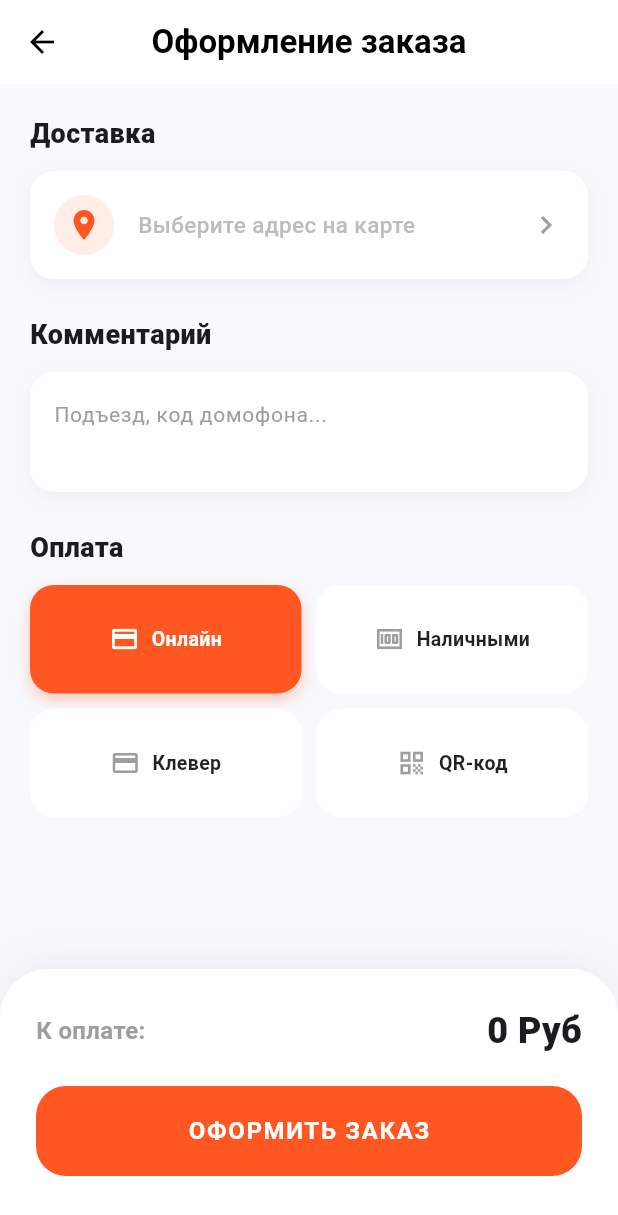
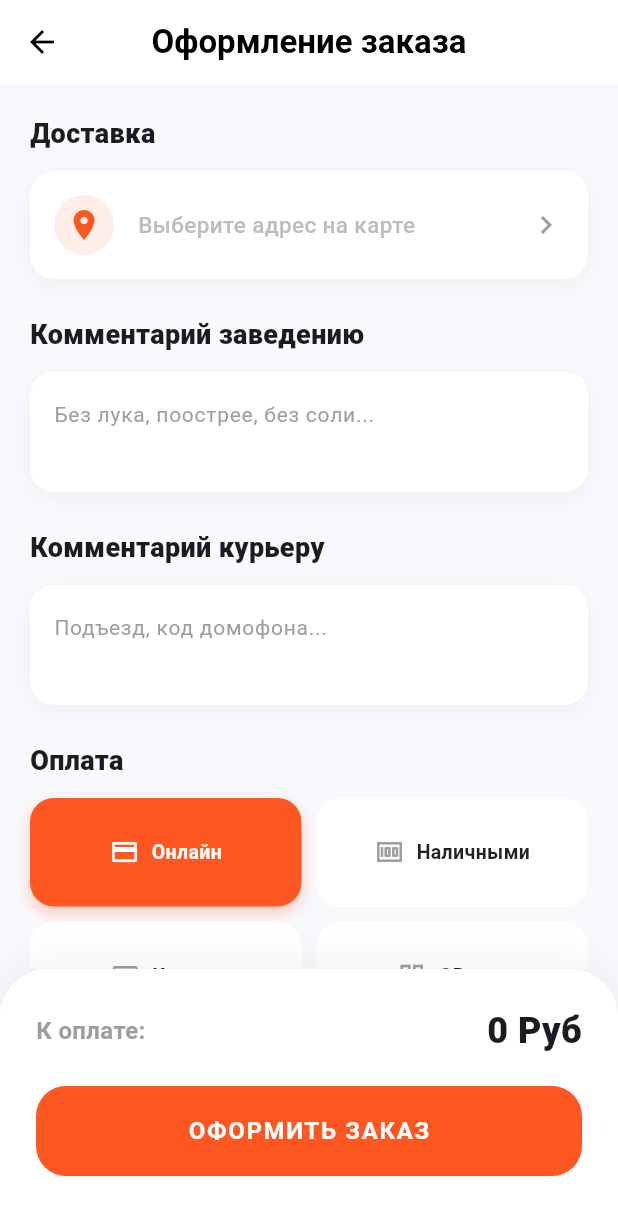
Before and after one commit to Andreyy320/delivery-app-client, a Flutter app: the CheckoutScreen screen opened directly with empty values, on a phone screen of 412 x 824 dp. Shown: the top 1215 px of the screen. Run offline on Flutter 3.47's test engine with Material 3 defaults, Android fonts, the light colour scheme and no system bars; our stand-ins replace cloud_firestore, firebase_auth, firebase_core, firebase_messaging, flutter_local_notifications, flutter_map and 2 more; accounts and stored records are empty.

Commit message:
Обнова

```diff
--- a/lib/models/orders_data.dart
+++ b/lib/models/orders_data.dart
@@ -22,13 +22,13 @@ class OrdersService {
           String title = "Обновление заказа";
           String message = "";
 
-          if (status == 'accepted') {
+          if (status == 'preparing') {
             message = "Ваш заказ принят! Начинаем готовить 👨‍🍳";
-          } else if (status == 'delivery') {
+          } else if (status == 'accepted') {
             message = "Заказ в пути! Курьер уже мчится к вам 🏎️";
           } else if (status == 'completed') {
             message = "Доставлено! Приятного аппетита 🍕";
-          } else if (status == 'cancelled') {
+          } else if (status == 'delivered') {
             title = "Заказ отменен";
             message = "К сожалению, ресторан отменил заказ 😔";
           }
@@ -41,14 +41,15 @@ class OrdersService {
     });
   }
 
-  // Добавление заказа — ДОБАВИЛ category
+  // Добавление заказа
   static Future<void> addOrder(
       String userId,
       List<CartItem> cart, {
         required String restaurantName,
         required String shopId,
-        required String category, // 🔹 НОВОЕ: Передаем категорию магазина (restaurant, product и т.д.)
-        String comment = '',
+        required String category,
+        String comment = '', // Это комментарий курьеру
+        String restaurantComment = '', // 🔹 НОВОЕ: Комментарий для заведения
         String paymentMethod = 'cash',
         double? lat,
         double? lng,
@@ -61,7 +62,7 @@ class OrdersService {
       'userId': userId,
       'shopId': shopId,
       'restaurantName': restaurantName,
-      'category': category, // 🔹 СОХРАНЯЕМ КАТЕГОРИЮ В БД
+      'category': category,
       'items': cart.map((item) => {
         'name': item.dish.name,
         'price': item.dish.price,
@@ -72,7 +73,8 @@ class OrdersService {
       }).toList(),
       'total': cart.fold<double>(0, (sum, item) => sum + item.dish.price * item.quantity),
       'paymentMethod': paymentMethod,
-      'comment': comment,
+      'comment': comment, // Сохраняется как прежде (для курьера)
+      'restaurantComment': restaurantComment, // 🔹 СОХРАНЯЕМ НОВЫЙ КОММЕНТАРИЙ
       'status': 'new',
       'createdAt': FieldValue.serverTimestamp(),
       'clientName': clientName,
@@ -81,6 +83,7 @@ class OrdersService {
       'clientLng': lng,
     };
 
+    // Сохраняем в коллекцию заказов пользователя
     await _firestore
         .collection('users')
         .doc(userId)
--- a/lib/screens/Menu/checkout_screen.dart
+++ b/lib/screens/Menu/checkout_screen.dart
@@ -27,7 +27,8 @@ class CheckoutScreen extends StatefulWidget {
 
 class _CheckoutScreenState extends State<CheckoutScreen> {
   LatLng? _deliveryLocation;
-  String _comment = '';
+  String _comment = ''; // Это для курьера (оставляем старое имя переменной)
+  String _restaurantComment = ''; // НОВОЕ: для заведения
   String _selectedPayment = 'online';
 
   late final ValueNotifier<List<CartItem>> cartNotifier;
@@ -72,7 +73,6 @@ class _CheckoutScreenState extends State<CheckoutScreen> {
     if (result != null) setState(() => _deliveryLocation = result);
   }
 
-  // --- НОВАЯ ЛОГИКА: СОХРАНЕНИЕ АДРЕСА В ИСТОРИЮ ---
   Future<void> _addToHistory(LatLng location) async {
     if (userId == null) return;
 
@@ -81,7 +81,6 @@ class _CheckoutScreenState extends State<CheckoutScreen> {
         .doc(userId)
         .collection('address_history');
 
-    // Проверяем, нет ли уже такой точки рядом, чтобы не дублировать
     final existing = await historyRef.get();
     bool exists = existing.docs.any((doc) {
       double lat = doc['lat'];
@@ -119,16 +118,17 @@ class _CheckoutScreenState extends State<CheckoutScreen> {
 
       final String shopCategory = shopDoc.data()?['category'] ?? 'restaurant';
 
-      // Сохраняем адрес в историю перед созданием заказа
       await _addToHistory(_deliveryLocation!);
 
+      // В OrdersService.addOrder передаем два комментария
       await OrdersService.addOrder(
         userId!,
         cartNotifier.value,
         restaurantName: widget.restaurantName,
         shopId: widget.shopId,
         category: shopCategory,
-        comment: _comment,
+        comment: _comment, // Курьеру
+        restaurantComment: _restaurantComment, // Заведению (убедись, что метод addOrder это принимает)
         paymentMethod: _selectedPayment,
         lat: _deliveryLocation!.latitude,
         lng: _deliveryLocation!.longitude,
@@ -145,7 +145,6 @@ class _CheckoutScreenState extends State<CheckoutScreen> {
     }
   }
 
-  // --- ВИДЖЕТ ИСТОРИИ АДРЕСОВ ---
   Widget _buildAddressHistory() {
     if (userId == null) return const SizedBox.shrink();
 
@@ -261,13 +260,40 @@ class _CheckoutScreenState extends State<CheckoutScreen> {
                     ),
                   ),
 
-                  // ВСТАВЛЯЕМ СПИСОК ИСТОРИИ
                   _buildAddressHistory(),
 
                   const SizedBox(height: 24),
-                  const Text('Комментарий',
-                      style:
-                      TextStyle(fontSize: 18, fontWeight: FontWeight.w800)),
+                  // --- ПОЛЕ ДЛЯ ЗАВЕДЕНИЯ ---
+                  const Text('Комментарий заведению',
+                      style: TextStyle(fontSize: 18, fontWeight: FontWeight.w800)),
+                  const SizedBox(height: 12),
+                  Container(
+                    decoration: BoxDecoration(
+                      color: Colors.white,
+                      borderRadius: BorderRadius.circular(16),
+                      boxShadow: [
+                        BoxShadow(
+                            color: Colors.black.withOpacity(0.04),
+                            blurRadius: 10,
+                            offset: const Offset(0, 4))
+                      ],
+                    ),
+                    child: TextField(
+                      maxLines: 2,
+                      onChanged: (value) => setState(() => _restaurantComment = value),
+                      decoration: const InputDecoration(
+                        hintText: 'Без лука, поострее, без соли...',
+                        hintStyle: TextStyle(color: Colors.grey, fontSize: 14),
+                        border: InputBorder.none,
+                        contentPadding: EdgeInsets.all(16),
+                      ),
+                    ),
+                  ),
+
+                  const SizedBox(height: 24),
+                  // --- ПОЛЕ ДЛЯ КУРЬЕРА ---
+                  const Text('Комментарий курьеру',
+                      style: TextStyle(fontSize: 18, fontWeight: FontWeight.w800)),
                   const SizedBox(height: 12),
                   Container(
                     decoration: BoxDecoration(
@@ -291,10 +317,10 @@ class _CheckoutScreenState extends State<CheckoutScreen> {
                       ),
                     ),
                   ),
+
                   const SizedBox(height: 24),
                   const Text('Оплата',
-                      style:
-                      TextStyle(fontSize: 18, fontWeight: FontWeight.w800)),
+                      style: TextStyle(fontSize: 18, fontWeight: FontWeight.w800)),
                   const SizedBox(height: 12),
                   GridView.builder(
                     shrinkWrap: true,
@@ -310,40 +336,24 @@ class _CheckoutScreenState extends State<CheckoutScreen> {
                       final option = paymentOptions[index];
                       final selected = _selectedPayment == option['id'];
                       return GestureDetector(
-                        onTap: () => setState(() =>
-                        _selectedPayment = option['id'] as String),
+                        onTap: () => setState(() => _selectedPayment = option['id'] as String),
                         child: AnimatedContainer(
                           duration: const Duration(milliseconds: 200),
                           decoration: BoxDecoration(
-                            color:
-                            selected ? Colors.deepOrange : Colors.white,
+                            color: selected ? Colors.deepOrange : Colors.white,
                             borderRadius: BorderRadius.circular(16),
                             boxShadow: selected
-                                ? [
-                              BoxShadow(
-                                  color: Colors.deepOrange
-                                      .withOpacity(0.3),
-                                  blurRadius: 8,
-                                  offset: const Offset(0, 4))
-                            ]
+                                ? [BoxShadow(color: Colors.deepOrange.withOpacity(0.3), blurRadius: 8, offset: const Offset(0, 4))]
                                 : [],
                           ),
                           child: Row(
                             mainAxisAlignment: MainAxisAlignment.center,
                             children: [
-                              Icon(option['icon'] as IconData,
-                                  color:
-                                  selected ? Colors.white : Colors.grey,
-                                  size: 20),
+                              Icon(option['icon'] as IconData, color: selected ? Colors.white : Colors.grey, size: 20),
                               const SizedBox(width: 8),
                               Text(
                                 option['label'] as String,
-                                style: TextStyle(
-                                    color: selected
-                                        ? Colors.white
-                                        : Colors.black87,
-                                    fontWeight: FontWeight.bold,
-                                    fontSize: 13),
+                                style: TextStyle(color: selected ? Colors.white : Colors.black87, fontWeight: FontWeight.bold, fontSize: 13),
                               ),
                             ],
                           ),
@@ -361,11 +371,7 @@ class _CheckoutScreenState extends State<CheckoutScreen> {
               color: Colors.white,
               borderRadius: const BorderRadius.vertical(top: Radius.circular(32)),
               boxShadow: [
-                BoxShadow(
-                    color: Colors.black.withOpacity(0.05),
-                    blurRadius: 20,
-                    offset: const Offset(0, -5))
-              ],
+                BoxShadow(color: Colors.black.withOpacity(0.05), blurRadius: 20, offset: const Offset(0, -5))],
             ),
             child: Column(
               mainAxisSize: MainAxisSize.min,
@@ -373,14 +379,8 @@ class _CheckoutScreenState extends State<CheckoutScreen> {
                 Row(
                   mainAxisAlignment: MainAxisAlignment.spaceBetween,
                   children: [
-                    const Text('К оплате:',
-                        style: TextStyle(
-                            fontSize: 16,
-                            color: Colors.grey,
-                            fontWeight: FontWeight.w600)),
-                    Text('${total.toStringAsFixed(0)} Руб',
-                        style: const TextStyle(
-                            fontSize: 24, fontWeight: FontWeight.w900)),
+                    const Text('К оплате:', style: TextStyle(fontSize: 16, color: Colors.grey, fontWeight: FontWeight.w600)),
+                    Text('${total.toStringAsFixed(0)} Руб', style: const TextStyle(fontSize: 24, fontWeight: FontWeight.w900)),
                   ],
                 ),
                 const SizedBox(height: 20),
@@ -393,15 +393,9 @@ class _CheckoutScreenState extends State<CheckoutScreen> {
                       backgroundColor: Colors.deepOrange,
                       foregroundColor: Colors.white,
                       elevation: 0,
-                      shape: RoundedRectangleBorder(
-                        borderRadius: BorderRadius.circular(20),
-                      ),
+                      shape: RoundedRectangleBorder(borderRadius: BorderRadius.circular(20)),
                     ),
-                    child: const Text('ОФОРМИТЬ ЗАКАЗ',
-                        style: TextStyle(
-                            fontSize: 16,
-                            fontWeight: FontWeight.bold,
-                            letterSpacing: 1.1)),
+                    child: const Text('ОФОРМИТЬ ЗАКАЗ', style: TextStyle(fontSize: 16, fontWeight: FontWeight.bold, letterSpacing: 1.1)),
                   ),
                 ),
               ],
@@ -412,8 +406,8 @@ class _CheckoutScreenState extends State<CheckoutScreen> {
     );
   }
 }
-// Код OrderConfirmationScreen и SelectLocationScreen без изменений...
 
+// OrderConfirmationScreen и SelectLocationScreen без изменений...
 class OrderConfirmationScreen extends StatelessWidget {
   const OrderConfirmationScreen({super.key});
 
@@ -429,41 +423,25 @@ class OrderConfirmationScreen extends StatelessWidget {
             const Spacer(),
             Container(
               padding: const EdgeInsets.all(24),
-              decoration: BoxDecoration(
-                color: Colors.green.withOpacity(0.1),
-                shape: BoxShape.circle,
-              ),
-              child: const Icon(Icons.check_circle_rounded,
-                  color: Colors.green, size: 100),
+              decoration: BoxDecoration(color: Colors.green.withOpacity(0.1), shape: BoxShape.circle),
+              child: const Icon(Icons.check_circle_rounded, color: Colors.green, size: 100),
             ),
             const SizedBox(height: 32),
-            const Text(
-              'Заказ оформлен!',
-              textAlign: TextAlign.center,
-              style: TextStyle(fontSize: 28, fontWeight: FontWeight.w900),
-            ),
+            const Text('Заказ оформлен!', textAlign: TextAlign.center, style: TextStyle(fontSize: 28, fontWeight: FontWeight.w900)),
             const SizedBox(height: 16),
-            Text(
-              'Спасибо! Ваш заказ принят.',
-              textAlign: TextAlign.center,
-              style: TextStyle(
-                  fontSize: 16, color: Colors.grey[600], height: 1.5),
-            ),
+            Text('Спасибо! Ваш заказ принят.', textAlign: TextAlign.center, style: TextStyle(fontSize: 16, color: Colors.grey[600], height: 1.5)),
             const Spacer(),
             SizedBox(
               width: double.infinity,
               height: 60,
               child: ElevatedButton(
-                onPressed: () =>
-                    Navigator.of(context).popUntil((route) => route.isFirst),
+                onPressed: () => Navigator.of(context).popUntil((route) => route.isFirst),
                 style: ElevatedButton.styleFrom(
                   backgroundColor: Colors.black87,
                   foregroundColor: Colors.white,
-                  shape: RoundedRectangleBorder(
-                      borderRadius: BorderRadius.circular(20)),
+                  shape: RoundedRectangleBorder(borderRadius: BorderRadius.circular(20)),
                 ),
-                child: const Text('ВЕРНУТЬСЯ В МЕНЮ',
-                    style: TextStyle(fontWeight: FontWeight.bold)),
+                child: const Text('ВЕРНУТЬСЯ В МЕНЮ', style: TextStyle(fontWeight: FontWeight.bold)),
               ),
             ),
           ],
@@ -473,7 +451,6 @@ class OrderConfirmationScreen extends StatelessWidget {
   }
 }
 
-// SelectLocationScreen остается без изменений, как в вашем коде...
 class SelectLocationScreen extends StatefulWidget {
   const SelectLocationScreen({super.key});
 
@@ -490,17 +467,12 @@ class _SelectLocationScreenState extends State<SelectLocationScreen> {
     return Scaffold(
       extendBodyBehindAppBar: true,
       appBar: AppBar(
-        title: const Text(
-          'Выбор адреса',
-          style: TextStyle(color: Colors.black, fontWeight: FontWeight.w900, fontSize: 18),
-        ),
+        title: const Text('Выбор адреса', style: TextStyle(color: Colors.black, fontWeight: FontWeight.w900, fontSize: 18)),
         centerTitle: true,
         backgroundColor: Colors.white.withOpacity(0.8),
         elevation: 0,
         iconTheme: const IconThemeData(color: Colors.black),
-        shape: const RoundedRectangleBorder(
-          borderRadius: BorderRadius.vertical(bottom: Radius.circular(20)),
-        ),
+        shape: const RoundedRectangleBorder(borderRadius: BorderRadius.vertical(bottom: Radius.circular(20))),
       ),
       body: Stack(
         children: [
@@ -523,18 +495,12 @@ class _SelectLocationScreenState extends State<SelectLocationScreen> {
                       point: selectedLatLng!,
                       width: 50,
                       height: 50,
-                      child: const Icon(
-                        Icons.location_on,
-                        color: Colors.deepOrange,
-                        size: 50,
-                        shadows: [Shadow(color: Colors.white, blurRadius: 10)],
-                      ),
+                      child: const Icon(Icons.location_on, color: Colors.deepOrange, size: 50, shadows: [Shadow(color: Colors.white, blurRadius: 10)]),
                     ),
                   ],
                 ),
             ],
           ),
-
           if (selectedLatLng == null)
             Positioned(
               top: MediaQuery.of(context).padding.top + 70,
@@ -542,24 +508,17 @@ class _SelectLocationScreenState extends State<SelectLocationScreen> {
               right: 40,
               child: Container(
                 padding: const EdgeInsets.symmetric(vertical: 12, horizontal: 16),
-                decoration: BoxDecoration(
-                  color: Colors.white.withOpacity(0.9),
-                  borderRadius: BorderRadius.circular(30),
-                ),
+                decoration: BoxDecoration(color: Colors.white.withOpacity(0.9), borderRadius: BorderRadius.circular(30)),
                 child: Row(
                   mainAxisAlignment: MainAxisAlignment.center,
                   children: const [
                     Icon(Icons.touch_app_outlined, size: 18, color: Colors.deepOrange),
                     SizedBox(width: 10),
-                    Text(
-                      'Нажмите на карту',
-                      style: TextStyle(fontWeight: FontWeight.w700, color: Colors.black87),
-                    ),
+                    Text('Нажмите на карту', style: TextStyle(fontWeight: FontWeight.w700, color: Colors.black87)),
                   ],
                 ),
               ),
             ),
-
           if (selectedLatLng != null)
             Positioned(
               bottom: 40,
@@ -569,9 +528,7 @@ class _SelectLocationScreenState extends State<SelectLocationScreen> {
                 height: 64,
                 decoration: BoxDecoration(
                   borderRadius: BorderRadius.circular(20),
-                  gradient: const LinearGradient(
-                    colors: [Colors.deepOrange, Color(0xFFFF7043)],
-                  ),
+                  gradient: const LinearGradient(colors: [Colors.deepOrange, Color(0xFFFF7043)]),
                 ),
                 child: ElevatedButton(
                   style: ElevatedButton.styleFrom(
@@ -580,15 +537,7 @@ class _SelectLocationScreenState extends State<SelectLocationScreen> {
                     shape: RoundedRectangleBorder(borderRadius: BorderRadius.circular(20)),
                   ),
                   onPressed: () => Navigator.pop(context, selectedLatLng),
-                  child: const Text(
-                    'ПОДТВЕРДИТЬ АДРЕС',
-                    style: TextStyle(
-                      fontSize: 16,
-                      fontWeight: FontWeight.w900,
-                      color: Colors.white,
-                      letterSpacing: 1.5,
-                    ),
-                  ),
+                  child: const Text('ПОДТВЕРДИТЬ АДРЕС', style: TextStyle(fontSize: 16, fontWeight: FontWeight.w900, color: Colors.white, letterSpacing: 1.5)),
                 ),
               ),
             ),
```
Also changed, not shown: lib/screens/main_screen.dart (+40 -17 lines), lib/screens/register_and_vhod/notification_settings_screen.dart (deleted, +0 -224 lines), lib/screens/register_and_vhod/notification_settings_storage.dart (deleted, +0 -33 lines).
